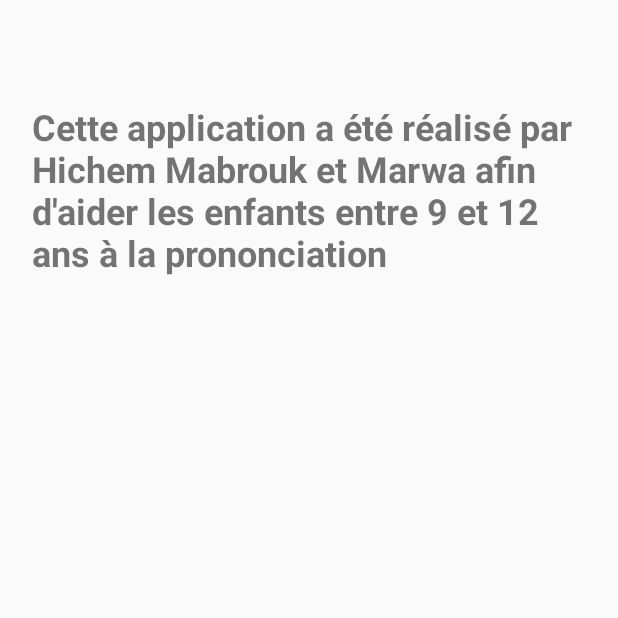
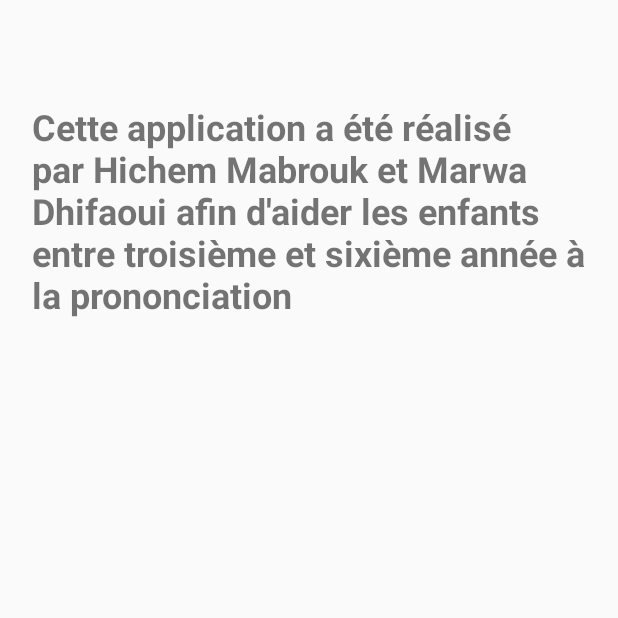
Before and after one commit to hichem999/pfe, an Android app: the AProposActivity screen opened directly, with no data from a screen before it, on a phone screen of 412 x 824 dp, the top half of it. Run offline under Robolectric (Android 15) with nearby library versions, the phone set to English and light mode, and no system bars.

Commit message:
change names

```diff
--- a/app/src/main/res/layout/activity_a_propos.xml
+++ b/app/src/main/res/layout/activity_a_propos.xml
@@ -11,7 +11,7 @@
         android:layout_width="370dp"
         android:layout_height="152dp"
         android:layout_marginTop="68dp"
-        android:text="Cette application a été réalisé par Hichem Mabrouk et Marwa afin d'aider les enfants entre 9 et 12 ans à la prononciation "
+        android:text="@string/aproposString"
         android:textSize="24sp"
         android:textStyle="bold"
         app:layout_constraintEnd_toEndOf="parent"
--- a/app/src/main/res/values/strings.xml
+++ b/app/src/main/res/values/strings.xml
@@ -12,4 +12,5 @@
     <string name="evaluationString">Evaluation</string>
     <string name="selectCorrectNumber">Sélectionner le chiffre 1 parmi les chiffres suivants</string>
     <string name="select_correct_letter_consigne">Sélectionnner la lettre A parmi les lettres suivantes</string>
+    <string name="aproposString">Cette application a été réalisé par Hichem Mabrouk et Marwa Dhifaoui afin d\'aider les enfants entre troisième et sixième année à la prononciation</string>
 </resources>
```
